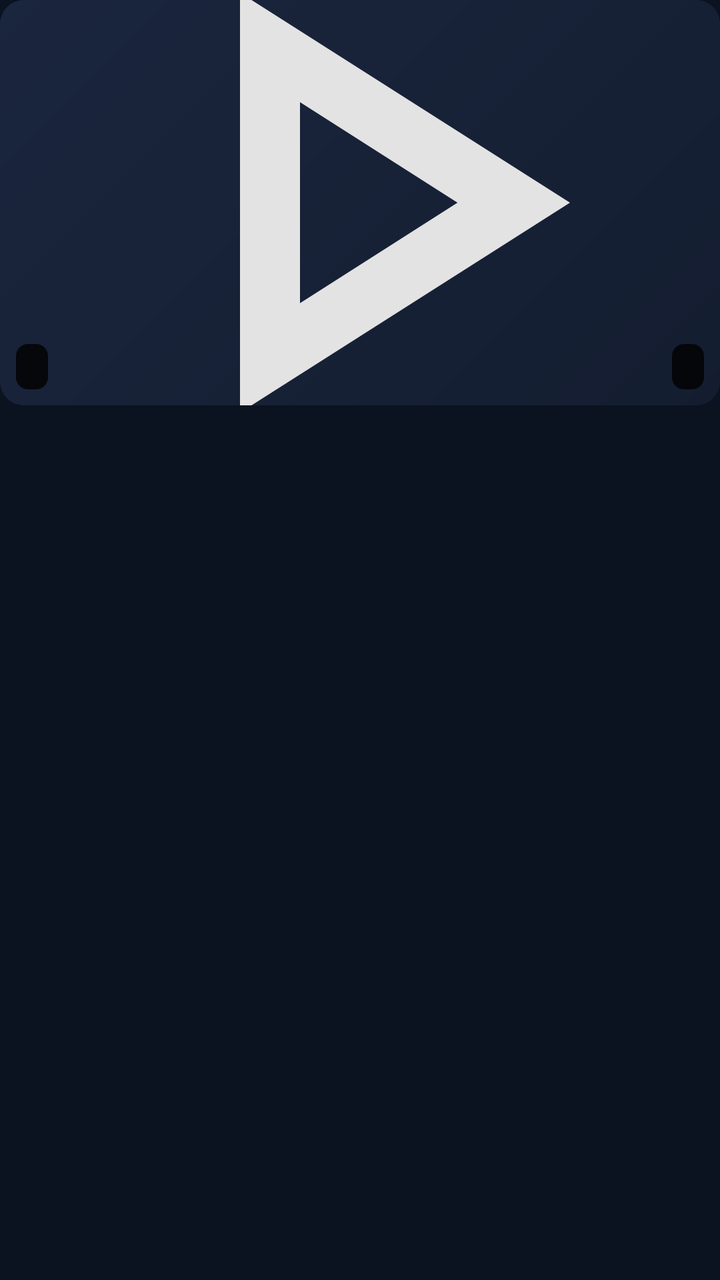
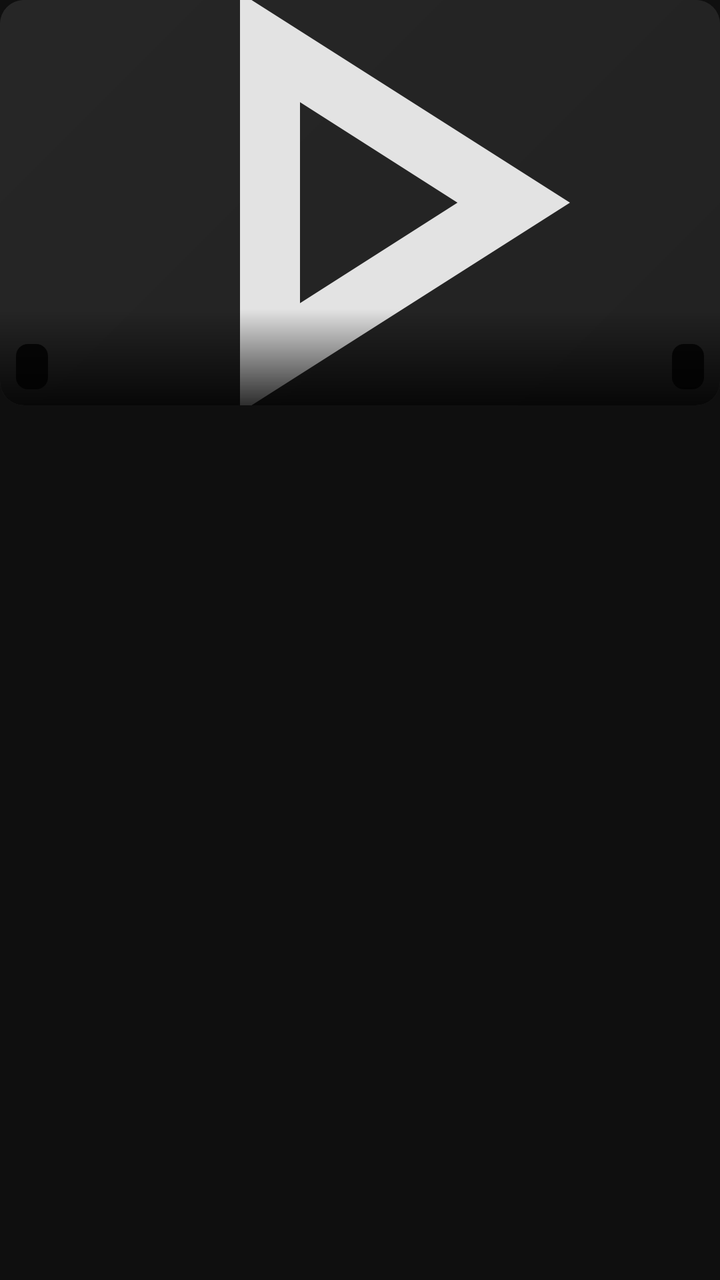

Compare the two renders of this Android layout. The source of the first and the diff that turns it into the second are given below.
<!-- AndroidManifest.xml: application theme Theme.NobiStream -->
<!-- res/layout/item_video.xml -->
<?xml version="1.0" encoding="utf-8"?>
<androidx.constraintlayout.widget.ConstraintLayout xmlns:android="http://schemas.android.com/apk/res/android"
    xmlns:app="http://schemas.android.com/apk/res-auto"
    android:layout_width="match_parent"
    android:layout_height="wrap_content">

    <FrameLayout
        android:id="@+id/thumbFrame"
        android:layout_width="0dp"
        android:layout_height="0dp"
        android:background="@drawable/v8_thumb_rounded"
        android:clipToOutline="true"
        app:layout_constraintDimensionRatio="16:9"
        app:layout_constraintEnd_toEndOf="parent"
        app:layout_constraintStart_toStartOf="parent"
        app:layout_constraintTop_toTopOf="parent">

        <ImageView
            android:id="@+id/videoThumb"
            android:layout_width="match_parent"
            android:layout_height="match_parent"
            android:contentDescription="@string/home_continue_watching"
            android:scaleType="centerCrop"
            android:src="@drawable/bg_thumb_placeholder" />

        
        <LinearLayout
            android:id="@+id/cachedBadge"
            android:layout_width="wrap_content"
            android:layout_height="wrap_content"
            android:layout_gravity="top|start"
            android:layout_margin="@dimen/spacing_8"
            android:background="@drawable/v8_badge_dark"
            android:gravity="center"
            android:padding="@dimen/spacing_4"
            android:visibility="gone">

            <ImageView
                android:layout_width="14dp"
                android:layout_height="14dp"
                android:contentDescription="@string/v8_cached"
                android:src="@drawable/ic_check"
                android:tint="#FFFFFF" />
        </LinearLayout>

        
        <TextView
            android:id="@+id/copiesBadge"
            android:layout_width="wrap_content"
            android:layout_height="wrap_content"
            android:layout_gravity="top|end"
            android:layout_margin="@dimen/spacing_8"
            android:background="@drawable/v8_badge_dark"
            android:clickable="true"
            android:focusable="true"
            android:paddingStart="@dimen/spacing_8"
            android:paddingTop="@dimen/spacing_4"
            android:paddingEnd="@dimen/spacing_8"
            android:paddingBottom="@dimen/spacing_4"
            android:textColor="#FFFFFF"
            android:textSize="@dimen/text_badge"
            android:textStyle="bold"
            android:visibility="gone" />

        
        <LinearLayout
            android:layout_width="wrap_content"
            android:layout_height="wrap_content"
            android:layout_gravity="bottom|start"
            android:layout_margin="@dimen/spacing_8"
            android:orientation="horizontal">

            <TextView
                android:id="@+id/qualityBadge"
                android:layout_width="wrap_content"
                android:layout_height="wrap_content"
                android:background="@drawable/v8_badge_dark"
                android:paddingStart="@dimen/spacing_8"
                android:paddingTop="@dimen/spacing_4"
                android:paddingEnd="@dimen/spacing_8"
                android:paddingBottom="@dimen/spacing_4"
                android:textColor="#FFFFFF"
                android:textSize="@dimen/text_badge"
                android:textStyle="bold" />

            <TextView
                android:id="@+id/watchedBadge"
                android:layout_width="wrap_content"
                android:layout_height="wrap_content"
                android:layout_marginStart="@dimen/spacing_8"
                android:background="@drawable/v8_badge_dark"
                android:paddingStart="@dimen/spacing_8"
                android:paddingTop="@dimen/spacing_4"
                android:paddingEnd="@dimen/spacing_8"
                android:paddingBottom="@dimen/spacing_4"
                android:text="@string/common_watched"
                android:textColor="#FFFFFF"
                android:textSize="@dimen/text_badge"
                android:textStyle="bold"
                android:visibility="gone" />
        </LinearLayout>

        <TextView
            android:id="@+id/durationBadge"
            android:layout_width="wrap_content"
            android:layout_height="wrap_content"
            android:layout_gravity="bottom|end"
            android:layout_margin="@dimen/spacing_8"
            android:background="@drawable/v8_badge_dark"
            android:paddingStart="@dimen/spacing_8"
            android:paddingTop="@dimen/spacing_4"
            android:paddingEnd="@dimen/spacing_8"
            android:paddingBottom="@dimen/spacing_4"
            android:textColor="#FFFFFF"
            android:textSize="@dimen/text_badge"
            android:textStyle="bold" />

        
        <ProgressBar
            android:id="@+id/videoProgress"
            style="?android:attr/progressBarStyleHorizontal"
            android:layout_width="match_parent"
            android:layout_height="@dimen/progress_bar_height"
            android:layout_gravity="bottom"
            android:max="100"
            android:progress="0"
            android:progressDrawable="@drawable/progress_video"
            android:visibility="gone" />
    </FrameLayout>

    <TextView
        android:id="@+id/videoTitle"
        android:layout_width="0dp"
        android:layout_height="wrap_content"
        android:layout_marginTop="@dimen/spacing_8"
        android:ellipsize="end"
        android:fontFamily="sans-serif-medium"
        android:maxLines="2"
        android:textColor="@color/text_primary"
        android:textSize="@dimen/text_body"
        app:layout_constraintEnd_toEndOf="parent"
        app:layout_constraintStart_toStartOf="parent"
        app:layout_constraintTop_toBottomOf="@id/thumbFrame" />

    <TextView
        android:id="@+id/videoMeta"
        android:layout_width="0dp"
        android:layout_height="wrap_content"
        android:layout_marginTop="@dimen/spacing_4"
        android:layout_marginBottom="@dimen/spacing_12"
        android:maxLines="1"
        android:textColor="@color/text_secondary"
        android:textSize="@dimen/text_caption"
        app:layout_constraintBottom_toBottomOf="parent"
        app:layout_constraintEnd_toEndOf="parent"
        app:layout_constraintStart_toStartOf="parent"
        app:layout_constraintTop_toBottomOf="@id/videoTitle" />
</androidx.constraintlayout.widget.ConstraintLayout>
<!-- resources referenced by this layout -->
<resources>
  <color name="text_primary">#FFFFFF</color>
  <color name="text_secondary">#9AA8BC</color>
  <dimen name="progress_bar_height">3dp</dimen>
  <dimen name="spacing_12">12dp</dimen>
  <dimen name="spacing_4">4dp</dimen>
  <dimen name="spacing_8">8dp</dimen>
  <dimen name="text_badge">11sp</dimen>
  <dimen name="text_body">14sp</dimen>
  <dimen name="text_caption">12sp</dimen>
  <!-- drawable ic_check (drawable) -->
  <vector xmlns:android="http://schemas.android.com/apk/res/android"
      android:width="24dp"
      android:height="24dp"
      android:viewportWidth="24"
      android:viewportHeight="24">
      
      <path
          android:fillColor="#E3E3E3"
          android:pathData="M9 16.17L4.83 12l-1.42 1.41L9 19 21 7l-1.41-1.41z" />
  </vector>
  <!-- drawable v8_badge_dark (drawable) -->
  <?xml version="1.0" encoding="utf-8"?>
  <shape xmlns:android="http://schemas.android.com/apk/res/android"
      android:shape="rectangle">
      <solid android:color="@color/badge_dark_bg" />
      <corners android:radius="6dp" />
  </shape>
  <!-- drawable v8_thumb_rounded (drawable) -->
  <?xml version="1.0" encoding="utf-8"?>
  <shape xmlns:android="http://schemas.android.com/apk/res/android"
      android:shape="rectangle">
      <solid android:color="@color/surface" />
      <corners android:radius="@dimen/corner_thumb" />
  </shape>
  <string name="common_watched">Watched</string>
  <string name="home_continue_watching">Continue Watching</string>
  <string name="v8_cached">Downloaded</string>
  <color name="surface_variant">#1B2740</color>
  <color name="surface">#131C2E</color>
  <color name="progress_track">#4DFFFFFF</color>
  <color name="progress_played">#229ED9</color>
  <color name="badge_dark_bg">#CC000000</color>
  <dimen name="corner_thumb">12dp</dimen>
  <color name="primary">#229ED9</color>
  <color name="primary_dark">#1B7FB8</color>
  <color name="background">#0B1220</color>
  <color name="on_surface_variant">#C4D0E0</color>
  <color name="error">#E5484D</color>
  <color name="on_error">#FFFFFF</color>
  <style name="Theme.NobiStream.BottomSheetDialog" parent="ThemeOverlay.Material3.BottomSheetDialog">
          <item name="bottomSheetStyle">@style/Widget.NobiStream.BottomSheet</item>
      </style>
  <style name="Shape.NobiStream.Dialog" parent="ShapeAppearance.Material3.MediumComponent">
          <item name="cornerFamily">rounded</item>
          <item name="cornerSize">@dimen/corner_dialog</item>
      </style>
  <style name="Widget.NobiStream.Button.Text" parent="Widget.Material3.Button.TextButton">
          <item name="android:minHeight">@dimen/button_height_small</item>
          <item name="android:textColor">@color/primary</item>
      </style>
  <style name="Widget.NobiStream.BottomSheet" parent="Widget.Material3.BottomSheet">
          <item name="backgroundTint">@color/surface</item>
          <item name="shapeAppearance">@style/Shape.NobiStream.BottomSheet</item>
      </style>
  <dimen name="corner_dialog">24dp</dimen>
  <dimen name="button_height_small">48dp</dimen>
  <style name="Shape.NobiStream.BottomSheet" parent="ShapeAppearance.Material3.LargeComponent">
          <item name="cornerFamily">rounded</item>
          <item name="cornerSizeTopLeft">@dimen/corner_sheet</item>
          <item name="cornerSizeTopRight">@dimen/corner_sheet</item>
          <item name="cornerSizeBottomLeft">0dp</item>
          <item name="cornerSizeBottomRight">0dp</item>
      </style>
  <dimen name="corner_sheet">24dp</dimen>
  <!-- unchanged entries left out for length: 6 -->
</resources>

<!-- the commit's change to res/layout/item_video.xml (unified diff, before → after) -->
@@ -22,6 +22,13 @@
             android:contentDescription="@string/home_continue_watching"
             android:scaleType="centerCrop"
             android:src="@drawable/bg_thumb_placeholder" />
+
+        
+        <View
+            android:layout_width="match_parent"
+            android:layout_height="48dp"
+            android:layout_gravity="bottom"
+            android:background="@drawable/bg_card_scrim" />
 
         
         <LinearLayout
<!-- resource entries referenced after the edit -->
@@ -1,7 +1,7 @@
 <!-- resources referenced by this layout -->
 <resources>
-  <color name="text_primary">#FFFFFF</color>
-  <color name="text_secondary">#9AA8BC</color>
+  <color name="text_primary">#F1F1F1</color>
+  <color name="text_secondary">#AAAAAA</color>
   <dimen name="progress_bar_height">3dp</dimen>
   <dimen name="spacing_12">12dp</dimen>
   <dimen name="spacing_4">4dp</dimen>
@@ -9,6 +9,16 @@
   <dimen name="text_badge">11sp</dimen>
   <dimen name="text_body">14sp</dimen>
   <dimen name="text_caption">12sp</dimen>
+  <!-- drawable bg_card_scrim (drawable) -->
+  <?xml version="1.0" encoding="utf-8"?>
+  <shape xmlns:android="http://schemas.android.com/apk/res/android"
+      android:shape="rectangle">
+      <gradient
+          android:angle="270"
+          android:endColor="#CC000000"
+          android:startColor="#00000000"
+          android:type="linear" />
+  </shape>
   <!-- drawable ic_check (drawable) -->
   <vector xmlns:android="http://schemas.android.com/apk/res/android"
       android:width="24dp"
@@ -37,16 +47,16 @@
   <string name="common_watched">Watched</string>
   <string name="home_continue_watching">Continue Watching</string>
   <string name="v8_cached">Downloaded</string>
-  <color name="surface_variant">#1B2740</color>
-  <color name="surface">#131C2E</color>
+  <color name="surface_variant">#272727</color>
+  <color name="surface">#212121</color>
   <color name="progress_track">#4DFFFFFF</color>
   <color name="progress_played">#229ED9</color>
   <color name="badge_dark_bg">#CC000000</color>
   <dimen name="corner_thumb">12dp</dimen>
   <color name="primary">#229ED9</color>
   <color name="primary_dark">#1B7FB8</color>
-  <color name="background">#0B1220</color>
-  <color name="on_surface_variant">#C4D0E0</color>
+  <color name="background">#0F0F0F</color>
+  <color name="on_surface_variant">#C7C7C7</color>
   <color name="error">#E5484D</color>
   <color name="on_error">#FFFFFF</color>
   <style name="Theme.NobiStream.BottomSheetDialog" parent="ThemeOverlay.Material3.BottomSheetDialog">
@@ -64,7 +74,7 @@
           <item name="backgroundTint">@color/surface</item>
           <item name="shapeAppearance">@style/Shape.NobiStream.BottomSheet</item>
       </style>
-  <dimen name="corner_dialog">24dp</dimen>
+  <dimen name="corner_dialog">28dp</dimen>
   <dimen name="button_height_small">48dp</dimen>
   <style name="Shape.NobiStream.BottomSheet" parent="ShapeAppearance.Material3.LargeComponent">
           <item name="cornerFamily">rounded</item>
@@ -73,7 +83,7 @@
           <item name="cornerSizeBottomLeft">0dp</item>
           <item name="cornerSizeBottomRight">0dp</item>
       </style>
-  <dimen name="corner_sheet">24dp</dimen>
+  <dimen name="corner_sheet">28dp</dimen>
   <!-- unchanged entries left out for length: 6 -->
 </resources>
 
